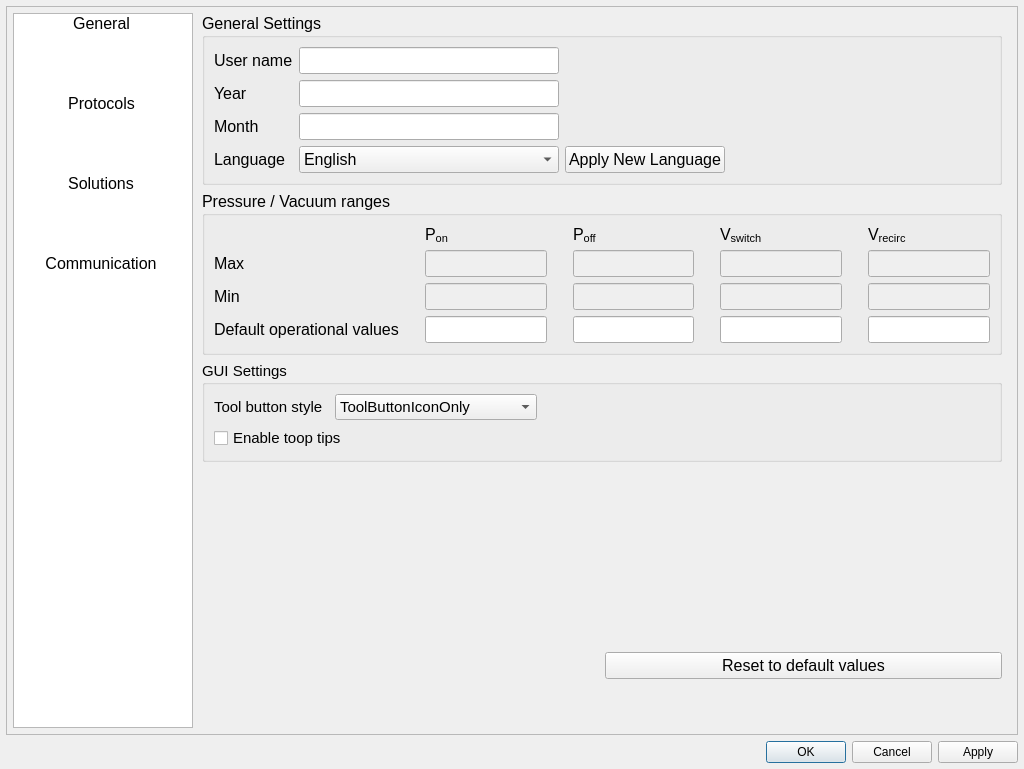
Above: apps/Lab-on-a-tip/Lab-on-a-tip_tools.ui from bellonemauro/Labonatip2.0 before the change. Below: the same form after it.
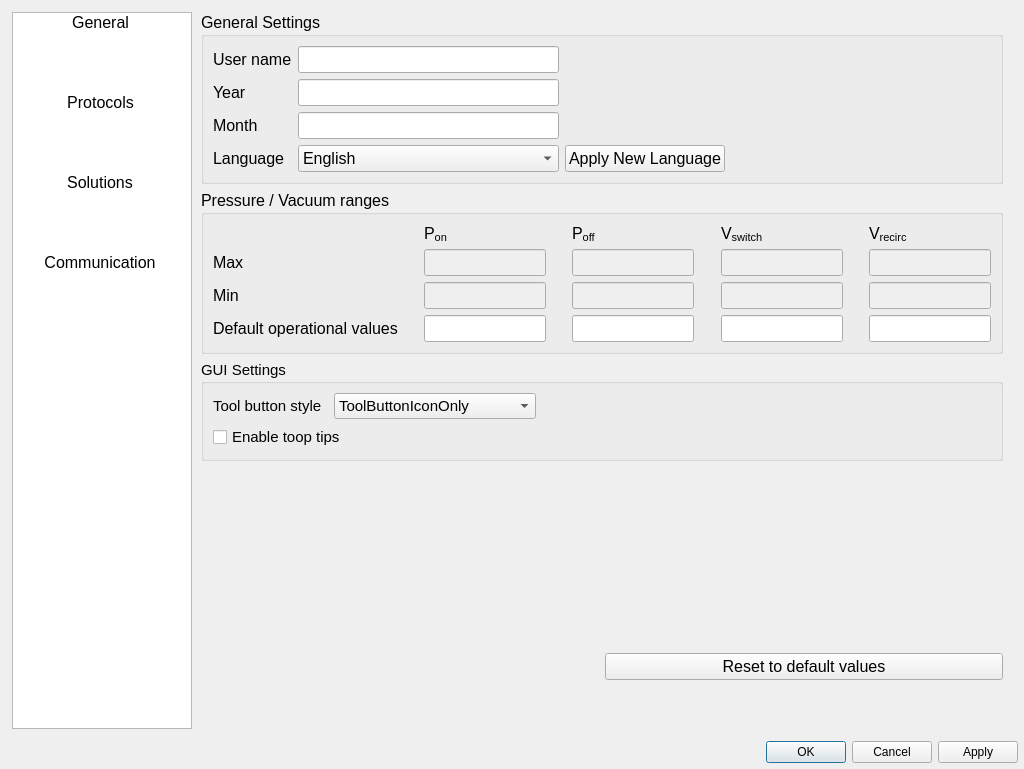
That is the form after the change. Icons and pictures are not drawn.

```diff
--- a/apps/Lab-on-a-tip/Lab-on-a-tip_tools.ui
+++ b/apps/Lab-on-a-tip/Lab-on-a-tip_tools.ui
@@ -62,6 +62,9 @@
        <height>200</height>
       </size>
      </property>
+     <property name="frameShape">
+      <enum>QFrame::NoFrame</enum>
+     </property>
      <property name="verticalScrollBarPolicy">
       <enum>Qt::ScrollBarAsNeeded</enum>
      </property>
@@ -76,8 +79,8 @@
        <rect>
         <x>0</x>
         <y>0</y>
-        <width>1010</width>
-        <height>725</height>
+        <width>1012</width>
+        <height>723</height>
        </rect>
       </property>
       <property name="sizePolicy">
```
